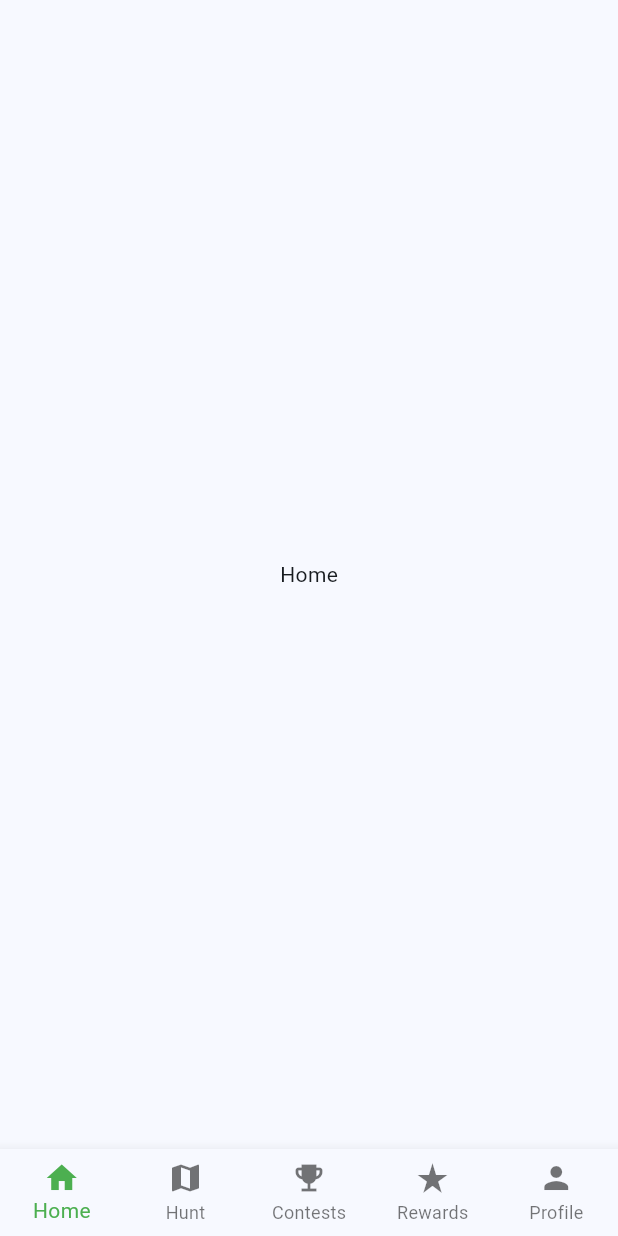
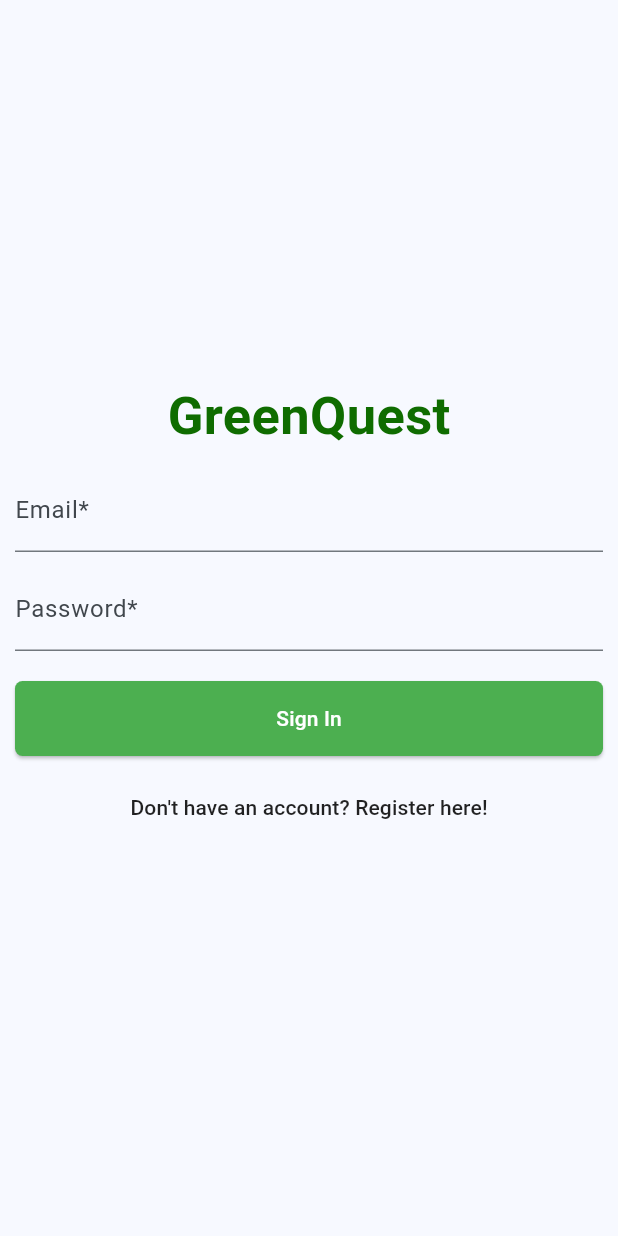
Before and after one commit to xKarinSan/Google-Ignite-2023, a Flutter app: the screen it shows after launch, on a phone screen of 412 x 824 dp. Run offline on Flutter 3.47's test engine with Material 2 defaults, Android fonts, the light colour scheme and no system bars; our stand-ins replace firebase_auth, firebase_core, localstorage; accounts and stored records are empty.

Commit message:
feat: authentication flow

```diff
--- /dev/null
+++ b/lib/Authentication/Pages/auth_page.dart
@@ -0,0 +1,182 @@
+import 'package:firebase_auth/firebase_auth.dart';
+import 'package:flutter/material.dart';
+import "../../../FirebaseCredentials/firebase_environment.dart";
+import "../../General/loader.dart";
+
+class AuthPage extends StatefulWidget {
+  const AuthPage({Key? key}) : super(key: key);
+
+  @override
+  State<AuthPage> createState() => _AuthPageState();
+}
+
+class _AuthPageState extends State<AuthPage> {
+  String? errorMessage = '';
+  bool isLogin = true;
+  bool isLoading = false;
+
+  final TextEditingController _controllerUsername = TextEditingController();
+  final TextEditingController _controllerEmail = TextEditingController();
+  final TextEditingController _controllerPassword = TextEditingController();
+  final TextEditingController _controllerConfirmPassword =
+      TextEditingController();
+
+  Future<void> signInWithEmailAndPassword() async {
+    try {
+      setState(() {
+        isLoading = true;
+      });
+
+      await AuthHandler()
+          .signInWithEmailAndPassword(
+              email: _controllerEmail.text, password: _controllerPassword.text)
+          .then((res) {
+        setState(() {
+          isLoading = false;
+        });
+        Navigator.pushNamed(context, '/home');
+      }).catchError((onError) {
+        setState(() {
+          isLoading = false;
+          errorMessage = "Login unsuccessful. Please try again.";
+        });
+      });
+    } on FirebaseAuthException catch (e) {
+      print(e.message);
+
+      setState(() {
+        errorMessage = "Login unsuccessful. Please try again.";
+        isLoading = false;
+      });
+    }
+  }
+
+  Future<void> createUserWithEmailAndPassword() async {
+    if (_controllerUsername.text == '' ||
+        _controllerEmail.text == '' ||
+        _controllerPassword.text == '' ||
+        _controllerConfirmPassword.text == '') {
+      errorMessage = "Please fill in all the fields";
+    } else if (_controllerConfirmPassword.text != _controllerPassword.text) {
+      errorMessage = "Passwords do not match";
+    } else {
+      try {
+        isLoading = true;
+        await AuthHandler().createUserWithEmailAndPassword(
+            username: _controllerUsername.text,
+            email: _controllerEmail.text,
+            password: _controllerPassword.text);
+      } on FirebaseAuthException catch (e) {
+        print(e.message);
+        setState(() {
+          errorMessage = "Registraation unsuccessful. Please try again.";
+        });
+        isLoading = false;
+      }
+    }
+  }
+
+  Widget _title() {
+    return const Text("Login");
+  }
+
+  Widget _entryField(
+    String title,
+    TextEditingController controller,
+    bool isMasked,
+  ) {
+    return TextField(
+        obscureText: isMasked,
+        controller: controller,
+        decoration: InputDecoration(labelText: title));
+  }
+
+  Widget _errorMessage() {
+    return errorMessage == ''
+        ? Container()
+        : Container(
+            padding: EdgeInsets.all(10),
+            decoration: BoxDecoration(
+              borderRadius: BorderRadius.circular(10),
+              color: Color.fromRGBO(151, 0, 0, 1),
+            ),
+            child: Text(errorMessage == '' ? '' : '$errorMessage',
+                textAlign: TextAlign.center,
+                style: TextStyle(color: Colors.white)));
+  }
+
+  Widget _submitButton() {
+    return Container(
+        // width: double.infinity,
+        child: ElevatedButton(
+            style: ElevatedButton.styleFrom(
+              primary: Colors.green,
+              minimumSize: const Size.fromHeight(50),
+              shape: RoundedRectangleBorder(
+                  borderRadius: BorderRadius.circular(5)),
+            ),
+            onPressed: isLogin
+                ? signInWithEmailAndPassword
+                : createUserWithEmailAndPassword,
+            child: Text(
+                style: TextStyle(color: Colors.white),
+                isLogin ? "Sign In" : "Register")));
+  }
+
+  Widget _ToggleLoginRegister() {
+    return TextButton(
+        onPressed: () {
+          setState(() {
+            isLogin = !isLogin;
+            errorMessage = "";
+            _controllerEmail.text = "";
+            _controllerPassword.text = "";
+          });
+        },
+        child: Text(
+            style: TextStyle(color: Colors.black87),
+            isLogin
+                ? "Don't have an account? Register here!"
+                : "Already have an account? Sign in here!"));
+  }
+
+  @override
+  Widget build(BuildContext context) {
+    return Scaffold(
+        body: isLoading == true
+            ? Loader(title: isLogin ? "Logging in..." : "Registering...")
+            : Container(
+                alignment: Alignment.center,
+                padding: const EdgeInsets.all(10),
+                child: Column(
+                    mainAxisSize: MainAxisSize.min,
+                    crossAxisAlignment: CrossAxisAlignment.center,
+                    mainAxisAlignment: MainAxisAlignment.center,
+                    children: <Widget>[
+                      Text("GreenQuest",
+                          style: TextStyle(
+                              fontWeight: FontWeight.bold,
+                              fontSize: 35,
+                              color: Color.fromRGBO(15, 108, 0, 1))),
+                      isLogin
+                          ? Container()
+                          : _entryField(
+                              'Username*', _controllerUsername, false),
+                      SizedBox(height: 10),
+                      _entryField('Email*', _controllerEmail, false),
+                      SizedBox(height: 10),
+                      _entryField('Password*', _controllerPassword, true),
+                      SizedBox(height: 10),
+                      isLogin
+                          ? Container()
+                          : _entryField('Confirm Password*',
+                              _controllerConfirmPassword, true),
+                      SizedBox(height: 10),
+                      _submitButton(),
+                      SizedBox(height: 10),
+                      _ToggleLoginRegister(),
+                      SizedBox(height: 10),
+                      _errorMessage()
+                    ])));
+  }
+}
--- a/lib/FirebaseCredentials/firebase_environment.dart
+++ b/lib/FirebaseCredentials/firebase_environment.dart
@@ -2,10 +2,53 @@ export 'firebase_environment.dart';
 
 import 'package:googleignite2023/firebase_options.dart';
 import "package:firebase_core/firebase_core.dart";
+import 'package:firebase_auth/firebase_auth.dart';
 
 class HelperFunctions {
-  static void firebaseInit() {
+  static void firebaseInit() async {
     // Launch a web view.
-    Firebase.initializeApp(options: DefaultFirebaseOptions.currentPlatform);
+    await Firebase.initializeApp(
+        options: DefaultFirebaseOptions.currentPlatform);
   }
 }
+
+class AuthHandler {
+  // auth instance
+  final FirebaseAuth _firebaseAuth = FirebaseAuth.instance;
+  // current logged user
+  User? get currentUser => _firebaseAuth.currentUser;
+  // auth state changes
+  Stream<User?> get authStateChanges => _firebaseAuth.authStateChanges();
+
+  // sign in (email auth)
+  Future<void> signInWithEmailAndPassword(
+      {required String email, required String password}) async {
+    // try {
+    await _firebaseAuth.signInWithEmailAndPassword(
+        email: email, password: password);
+    // }
+    //  catch (error) {
+    //   print("error");
+    //   print(error);
+    // }
+  }
+
+  Future<void> createUserWithEmailAndPassword({
+    required String username,
+    required String email,
+    required String password,
+  }) async {
+    try {
+      UserCredential userCredential = await FirebaseAuth.instance
+          .createUserWithEmailAndPassword(email: email, password: password);
+      User? user = userCredential.user as User;
+      user.updateDisplayName(username);
+    } catch (error) {
+      // Handle error
+    }
+  }
+
+  Future<void> signOut() async {
+    await _firebaseAuth.signOut();
+  }
+}
--- a/lib/main.dart
+++ b/lib/main.dart
@@ -1,22 +1,41 @@
+// ================= packages =================
+// ======= widget tree/middleware =======
+import "widget_tree.dart";
+
+// ======= flutter =======
 import 'package:flutter/material.dart';
-import "package:firebase_core/firebase_core.dart";
-import 'package:flutter_dotenv/flutter_dotenv.dart';
+
+// ======= firebase =======
+import 'package:firebase_core/firebase_core.dart';
+// import 'package:firebase_auth/firebase_auth.dart';
+
+// ======= firebase options =======
 import 'package:googleignite2023/firebase_options.dart';
-import 'General/bottom_bar.dart';
 
 // =================firebase init=================
-import "FirebaseCredentials/firebase_environment.dart";
+// import "FirebaseCredentials/firebase_environment.dart";
 // ================== pages ==================
+// ======= homepage =======
 import 'home/pages/home.dart';
+
+// ======= recycling/hunt related =======
 import 'Recycling/Pages/bin_locator.dart';
+
+// ======= contests/competitions related =======
 import 'Contests/pages/all_contest_page.dart';
+
+// ======= rewards related =======
 import 'Rewards/pages/rewards_page.dart';
+
+// ======= profile related =======
 import 'Profile/pages/profile_page.dart';
+
+// ======= authentication =======
+import 'Authentication/Pages/auth_page.dart';
 
 void main() async {
   WidgetsFlutterBinding.ensureInitialized();
-  await dotenv.load();
-  HelperFunctions.firebaseInit();
+  await Firebase.initializeApp(options: DefaultFirebaseOptions.currentPlatform);
   runApp(const MyApp());
 }
 
@@ -32,13 +51,25 @@ class MyApp extends StatelessWidget {
           colorScheme: ColorScheme.fromSeed(seedColor: Colors.lightBlue),
           useMaterial3: true,
         ),
-        home: const HomePage(),
+        home: const WidgetTree(),
         routes: {
+          // ======= homepage =======
           '/home': (context) => const HomePage(),
+
+          // ======= recycling/hunt related =======
           '/recycling': (context) => const BinLocator(),
+
+          // ======= contests/competitions related =======
           '/contests': (context) => const ContestPage(),
+
+          // ======= rewards related =======
           '/rewards': (context) => const RewardsPage(),
-          '/profile': (context) => const ProfilePage()
+          // ======= profile related =======
+
+          '/profile': (context) => ProfilePage(),
+
+          // ======= authentication =======
+          '/auth': (context) => const AuthPage(),
         });
   }
 }
@@ -57,9 +88,6 @@ class _MyHomePageState extends State<MyHomePage> {
   Widget build(BuildContext context) {
     return Scaffold(
       appBar: AppBar(
-        // TRY THIS: Try changing the color here to a specific color (to
-        // Colors.amber, perhaps?) and trigger a hot reload to see the AppBar
-        // change color while the other colors stay the same.
         backgroundColor: Theme.of(context).colorScheme.inversePrimary,
         // Here we take the value from the MyHomePage object that was created by
         // the App.build method, and use it to set our appbar title.
--- /dev/null
+++ b/lib/widget_tree.dart
@@ -0,0 +1,48 @@
+import "FirebaseCredentials/firebase_environment.dart";
+import 'Authentication/Pages/auth_page.dart';
+import "Home/pages/home.dart";
+import "package:flutter/material.dart";
+import 'package:localstorage/localstorage.dart';
+
+class WidgetTree extends StatefulWidget {
+  const WidgetTree({Key? key}) : super(key: key);
+
+  @override
+  State<WidgetTree> createState() => _WidgetTreeState();
+}
+
+class _WidgetTreeState extends State<WidgetTree> {
+  // username
+  final LocalStorage currentUser = LocalStorage('current_user.json');
+  final LocalStorage bottomBarStorage = LocalStorage('bottom_bar_state');
+
+  @override
+  Widget build(BuildContext context) {
+    return StreamBuilder(
+        stream: AuthHandler().authStateChanges,
+        builder: (context, snapshot) {
+          if (snapshot.hasData) {
+            currentUser.setItem(
+                'displayName',
+                snapshot.data?.displayName?.isNotEmpty ?? false
+                    ? AuthHandler().currentUser?.displayName
+                    : "");
+            currentUser.setItem(
+                'email',
+                snapshot.data?.email?.isNotEmpty ?? false
+                    ? AuthHandler().currentUser?.email
+                    : "");
+            currentUser.setItem(
+                'photoURL',
+                snapshot.data?.photoURL?.isNotEmpty ?? false
+                    ? AuthHandler().currentUser?.photoURL
+                    : "");
+            return HomePage();
+          } else {
+            currentUser.clear();
+            bottomBarStorage.clear();
+            return AuthPage();
+          }
+        });
+  }
+}
--- a/pubspec.yaml
+++ b/pubspec.yaml
@@ -41,6 +41,7 @@ dependencies:
   firebase_database: ^10.2.6
   firebase_auth: ^4.10.0
   dotenv: ^4.1.0
+  drop_shadow: ^0.1.0
 
 dev_dependencies:
   flutter_test:
```
Also changed, not shown: lib/General/bottom_bar.dart (+13 -21 lines), lib/General/loader.dart (added, +30 -0 lines), lib/Home/pages/home.dart (+4 -3 lines), lib/Profile/pages/profile_page.dart (+64 -8 lines), lib/Authentication/Pages/login_page.dart (deleted), lib/Authentication/Pages/registration_page.dart (deleted), lib/firebase_options.dart, pubspec.lock.
